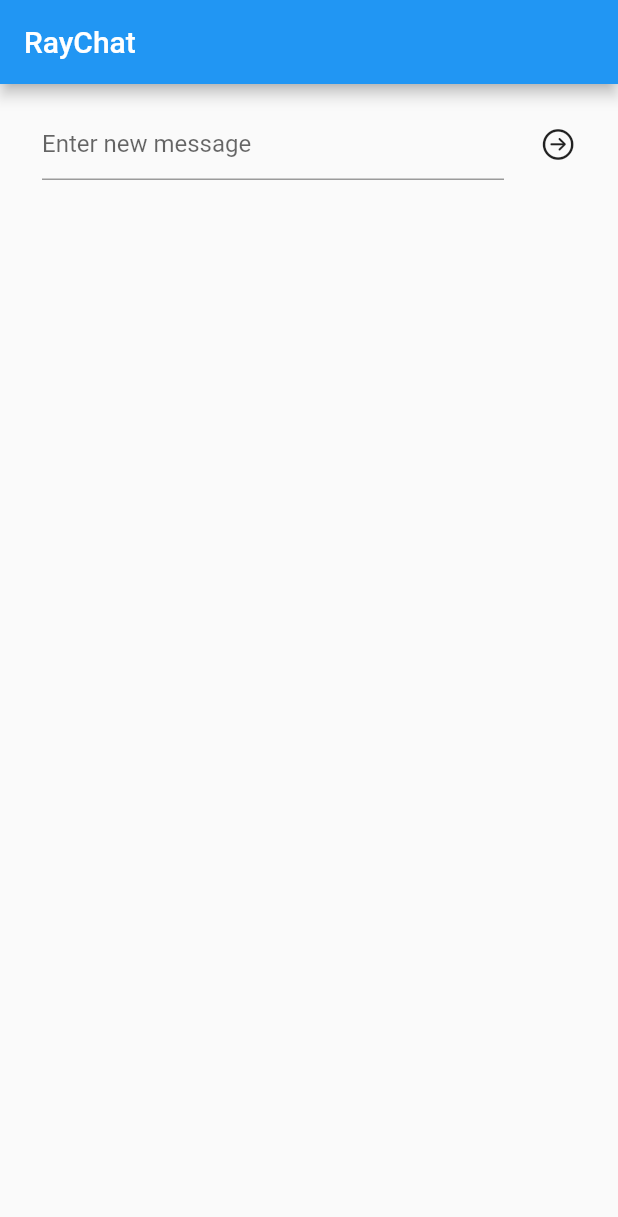
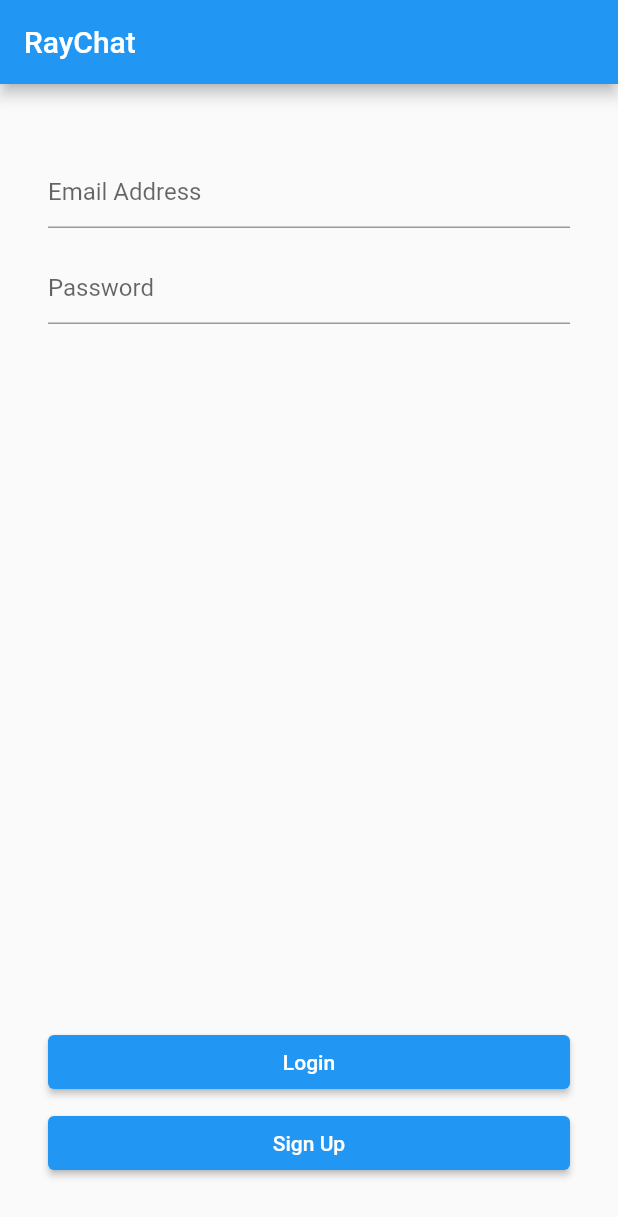
Before and after one commit to rbtrsv/recipes_flutter_tut_rw, a Flutter app: the screen it shows after launch, on a phone screen of 412 x 824 dp. Shown: the top 1217 px of the screen. Run offline on Flutter 3.47's test engine with Material 2 defaults, Android fonts, the phone set to English and light mode, and no system bars; our stand-ins replace cached_network_image, chopper, cloud_firestore, equatable, firebase_auth, firebase_core and 4 more; accounts and stored records are empty; generated files the repository leaves out were written again; project files that could hold a hidden picture were left out.

Commit message:
Chapter 19, with error

```diff
--- a/chapter19/lib/data/message.dart
+++ b/chapter19/lib/data/message.dart
@@ -12,7 +12,8 @@ class Message {
     this.reference,
   });
   // TODO: Add JSON converters
-  // Transform your Message model from JSON since that’s how it’s stored in your Cloud Firestore
+  // Transform your Message model from JSON since
+  // that’s how it’s stored in your Cloud Firestore
   factory Message.fromJson(Map<dynamic, dynamic> json) => Message(
         text: json['text'] as String,
         date: DateTime.parse(json['date'] as String),
--- /dev/null
+++ b/chapter19/lib/data/user_dao.dart
@@ -0,0 +1,82 @@
+import 'dart:developer';
+import 'package:firebase_auth/firebase_auth.dart';
+import 'package:flutter/material.dart';
+
+// This class extends ChangeNotifier so that you can notify any listeners
+// whenever a user has logged in or logged out.
+// The auth variable is used to hold on to an instance of FirebaseAuth.
+class UserDao extends ChangeNotifier {
+  final auth = FirebaseAuth.instance;
+  // TODO: Add helper methods
+
+  bool isLoggedIn() {
+    return auth.currentUser != null;
+  }
+
+  String? userId() {
+    return auth.currentUser?.uid;
+  }
+
+  String? email() {
+    return auth.currentUser?.email;
+  }
+
+  // TODO: Add signup
+  // Pass in the email and password the user entered. For a real app, you will
+  // need to make sure those strings meet your requirements.
+  // Return an error message if needed.
+  Future<String?> signup(String email, String password) async {
+    try {
+      // Call the Firebase method to create a new account.
+      await auth.createUserWithEmailAndPassword(
+        email: email,
+        password: password,
+      );
+
+      // Notify all listeners so they can then check when a user is logged in.
+      notifyListeners();
+      return null;
+    } on FirebaseAuthException catch (e) {
+      // Handle some common errors.
+      if (e.code == 'weak-password') {
+        log('The password provided is too weak.');
+      } else if (e.code == 'email-already-in-use') {
+        log('The account already exists for that email.');
+      }
+      return e.message;
+      // Catch any other type of exception.
+    } catch (e) {
+      log(e.toString());
+      return e.toString();
+    }
+  }
+
+  // TODO: Add login
+  Future<String?> login(String email, String password) async {
+    try {
+      await auth.signInWithEmailAndPassword(
+        email: email,
+        password: password,
+      );
+
+      notifyListeners();
+      return null;
+    } on FirebaseAuthException catch (e) {
+      if (e.code == 'weak-password') {
+        log('The password provided is too weak.');
+      } else if (e.code == 'email-already-in-use') {
+        log('The account already exists for that email.');
+      }
+      return e.message;
+    } catch (e) {
+      log(e.toString());
+      return e.toString();
+    }
+  }
+
+  // TODO: Add logout
+  void logout() async {
+    await auth.signOut();
+    notifyListeners();
+  }
+}
--- a/chapter19/lib/main.dart
+++ b/chapter19/lib/main.dart
@@ -1,9 +1,14 @@
 import 'package:flutter/material.dart';
+import 'package:firebase_core/firebase_core.dart';
+import 'package:provider/provider.dart';
+import '../data/message_dao.dart';
+import '../data/user_dao.dart';
 import 'ui/message_list.dart';
+import 'ui/login.dart';
 
 Future<void> main() async {
   WidgetsFlutterBinding.ensureInitialized();
-  // TODO: Add Firebase Initialization
+  await Firebase.initializeApp();
   runApp(const App());
 }
 
@@ -12,14 +17,42 @@ class App extends StatelessWidget {
 
   @override
   Widget build(BuildContext context) {
-    // TODO: Add MultiProvider
-    return MaterialApp(
-      debugShowCheckedModeBanner: false,
-      title: 'RayChat',
-      theme: ThemeData(primaryColor: const Color(0xFF3D814A)),
-      // TODO: Add Consumer<UserDao> here
-      home: const MessageList(),
-      // TODO: Add closing parenthesis
+    return MultiProvider(
+      providers: [
+        // This provides UserDao to other screens.
+        ChangeNotifierProvider<UserDao>(
+          lazy: false,
+          create: (_) => UserDao(),
+        ),
+        Provider<MessageDao>(
+          lazy: false,
+          create: (_) => MessageDao(),
+        ),
+      ],
+      child: MaterialApp(
+        debugShowCheckedModeBanner: false,
+        title: 'RayChat',
+        theme: ThemeData(
+          primaryColor: const Color(0xFF3D814A),
+        ),
+        // You want a Consumer of a UserDao.
+        home: Consumer<UserDao>(
+          // In the builder, you are passed in an instance of UserDao.
+          builder: (
+            context,
+            userDao,
+            child,
+          ) {
+            // Check to see if the user is logged in. If so, show the
+            // MessageList otherwise show the login screen.
+            if (userDao.isLoggedIn()) {
+              return const MessageList();
+            } else {
+              return const Login();
+            }
+          },
+        ),
+      ),
     );
   }
 }
--- /dev/null
+++ b/chapter19/lib/ui/login.dart
@@ -0,0 +1,166 @@
+import 'package:flutter/material.dart';
+import 'package:provider/provider.dart';
+import '../data/user_dao.dart';
+
+class Login extends StatefulWidget {
+  const Login({Key? key}) : super(key: key);
+  @override
+  State createState() => _LoginState();
+}
+
+class _LoginState extends State<Login> {
+  // Create a text controller for the email field.
+  final _emailController = TextEditingController();
+  // Create a text controller for the password field.
+  final _passwordController = TextEditingController();
+  // Create a key needed for a form.
+  final GlobalKey<FormState> _formKey = GlobalKey<FormState>();
+  @override
+  void dispose() {
+    // Dispose of the editing controllers
+    _emailController.dispose();
+    _passwordController.dispose();
+    super.dispose();
+  }
+
+// TODO: Add build
+  @override
+  Widget build(BuildContext context) {
+    // Use Provider to get an instance of the UserDao.
+    final userDao = Provider.of<UserDao>(context, listen: false);
+    return Scaffold(
+      // Create an AppBar with the name of your app.
+      appBar: AppBar(
+        title: const Text('RayChat'),
+      ),
+      body: Padding(
+        padding: const EdgeInsets.all(32.0),
+        // Create the Form with the global key.
+        child: Form(
+          key: _formKey,
+          // TODO: Add Column & Email
+          child: Column(
+            children: [
+              Row(
+                children: [
+                  const SizedBox(height: 80),
+                  Expanded(
+                    // Create the field for the email address.
+                    child: TextFormField(
+                      decoration: const InputDecoration(
+                        border: UnderlineInputBorder(),
+                        hintText: 'Email Address',
+                      ),
+                      autofocus: false,
+                      // Use an email address keyboard type.
+                      keyboardType: TextInputType.emailAddress,
+                      // Turn off auto-correction and capitalization.
+                      textCapitalization: TextCapitalization.none,
+                      autocorrect: false,
+                      // Set the editing controller.
+                      controller: _emailController,
+                      // Define a validator to check for empty strings.
+                      // You can use regular expressions
+                      // or any other type of validation.
+                      validator: (String? value) {
+                        if (value == null || value.isEmpty) {
+                          return 'Email Required';
+                        }
+                        return null;
+                      },
+                    ),
+                  ),
+                ],
+              ),
+              // TODO: Add Password
+              Row(
+                children: [
+                  const SizedBox(height: 20),
+                  Expanded(
+                    child: TextFormField(
+                      decoration: const InputDecoration(
+                          border: UnderlineInputBorder(), hintText: 'Password'),
+                      autofocus: false,
+                      obscureText: true,
+                      keyboardType: TextInputType.visiblePassword,
+                      textCapitalization: TextCapitalization.none,
+                      autocorrect: false,
+                      controller: _passwordController,
+                      validator: (String? value) {
+                        if (value == null || value.isEmpty) {
+                          return 'Password Required';
+                        }
+                        return null;
+                      },
+                    ),
+                  ),
+                ],
+              ),
+              const Spacer(),
+              // TODO: Add Buttons
+              Row(
+                children: [
+                  const SizedBox(height: 20),
+                  Expanded(
+                    child: ElevatedButton(
+                      // Set the first button to call the login() method
+                      // and show any error messages.
+                      onPressed: () async {
+                        final errorMessage = await userDao.login(
+                          _emailController.text,
+                          _passwordController.text,
+                        );
+                        // If there is an error message, first check to see
+                        // if the state object is “mounted” (still showing),
+                        // then show a snackbar.
+                        if (errorMessage != null) {
+                          if (!mounted) return;
+                          ScaffoldMessenger.of(context).showSnackBar(
+                            SnackBar(
+                              content: Text(errorMessage),
+                              duration: const Duration(milliseconds: 700),
+                            ),
+                          );
+                        }
+                      },
+                      child: const Text('Login'),
+                    ),
+                  )
+                ],
+              ),
+              Row(
+                children: [
+                  const SizedBox(height: 20),
+                  Expanded(
+                    child: ElevatedButton(
+                      // Set the second button to call the signup() method
+                      // and show any error messages.
+                      onPressed: () async {
+                        final errorMessage = await userDao.signup(
+                          _emailController.text,
+                          _passwordController.text,
+                        );
+                        if (errorMessage != null) {
+                          if (!mounted) return;
+                          ScaffoldMessenger.of(context).showSnackBar(
+                            SnackBar(
+                              content: Text(errorMessage),
+                              duration: const Duration(milliseconds: 700),
+                            ),
+                          );
+                        }
+                      },
+                      child: const Text('Sign Up'),
+                    ),
+                  ),
+                  const SizedBox(height: 60),
+                ],
+              ),
+              // TODO: Add parentheses
+            ],
+          ),
+        ),
+      ),
+    );
+  }
+}
--- a/chapter19/pubspec.yaml
+++ b/chapter19/pubspec.yaml
@@ -15,11 +15,17 @@ dependencies:
   intl: 0.17.0
   firebase_core: ^1.21.1
   cloud_firestore: ^3.4.6
+  provider: ^6.0.3
+  firebase_auth: ^3.7.0
 
 dev_dependencies:
   flutter_test:
     sdk: flutter
 
   flutter_lints: ^2.0.1
+
 flutter:
   uses-material-design: true
+
+dependency_overrides:
+  firebase_core_platform_interface: 4.5.1
```
Also changed, not shown: chapter19/.dart_tool copy/package_config.json (deleted, +0 -158 lines), chapter19/lib/ui/message_list.dart (+79 -6 lines), chapter19/pubspec.lock, 3 other files.
